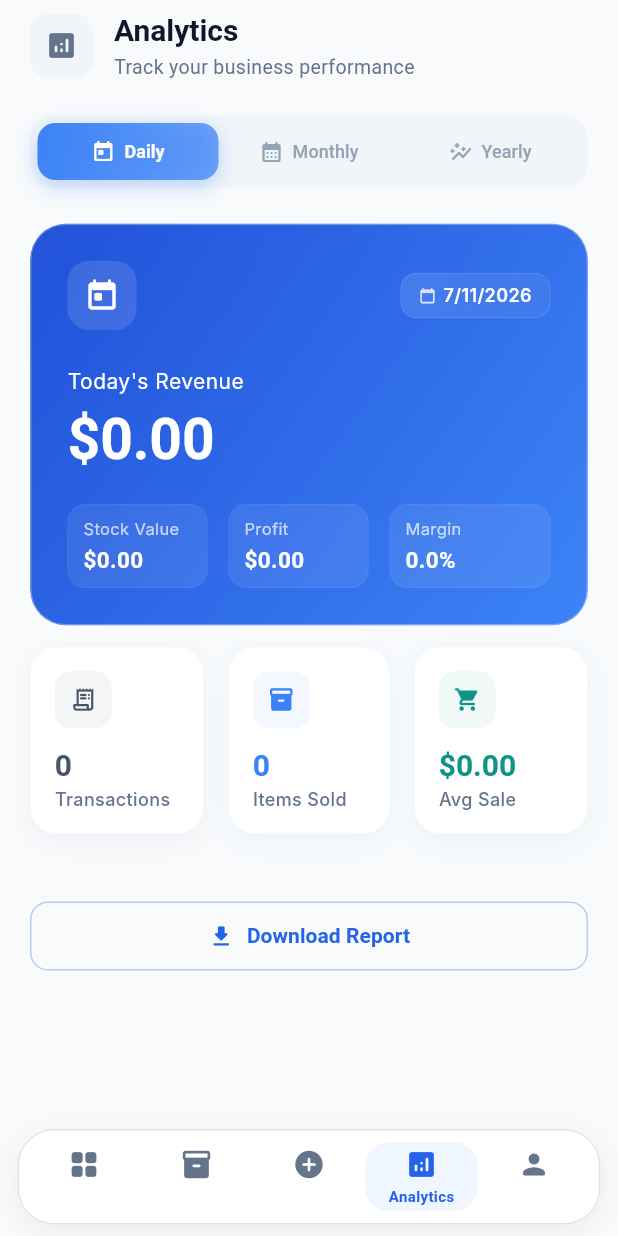
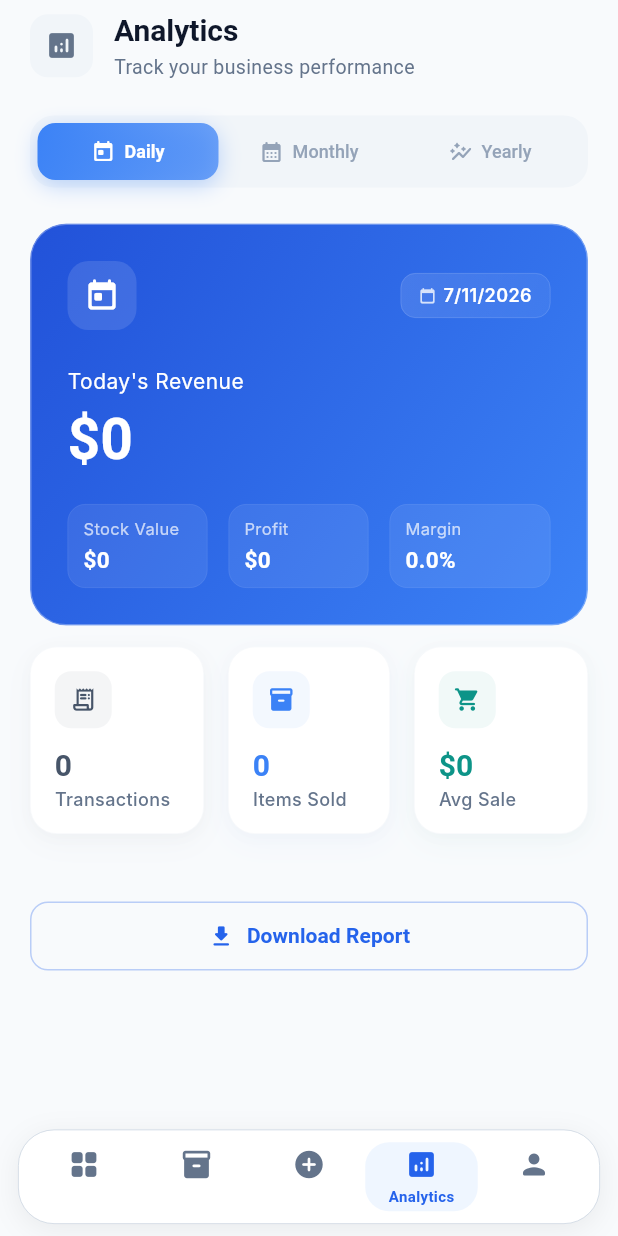
Before and after one commit to Mdarafath07/SmartStock, a Flutter app: the screen it shows after launch, item 4 of the bottom bar chosen, on a phone screen of 412 x 824 dp. Run offline on Flutter 3.47's test engine with Material 3 defaults, Android fonts, the phone set to English and light mode, and no system bars; our stand-ins replace cached_network_image, cloud_firestore, firebase_core, flutter_dotenv, googleapis_auth, image_picker; missing offline and left inert: googleapis, mobile_scanner; accounts and stored records are empty; Roboto replaces fonts that are missing (Hanken Grotesk, Inter).

Commit message:
fix: whole-number currency format, smooth tab animation, date picker inside card

```diff
--- a/lib/core/utils/formatters.dart
+++ b/lib/core/utils/formatters.dart
@@ -4,22 +4,18 @@ class AppFormatters {
   static String formatCurrency(double amount, {String symbol = r'$'}) {
     final isNegative = amount < 0;
     final absAmount = isNegative ? -amount : amount;
-    final parts = absAmount.toStringAsFixed(2).split('.');
-    final intPart = parts[0];
-    final decimalPart = parts[1];
-
+    final rounded = absAmount.round();
+    final str = rounded.toString();
     final buffer = StringBuffer();
     int count = 0;
-    for (int i = intPart.length - 1; i >= 0; i--) {
+    for (int i = str.length - 1; i >= 0; i--) {
       if (count > 0 && count % 3 == 0) {
         buffer.write(',');
       }
-      buffer.write(intPart[i]);
+      buffer.write(str[i]);
       count++;
     }
-
-    final formatted =
-        '$symbol${buffer.toString().split('').reversed.join()}.$decimalPart';
+    final formatted = '$symbol${buffer.toString().split('').reversed.join()}';
     return isNegative ? '-$formatted' : formatted;
   }
 
--- a/lib/core/widgets/modern_app_shell.dart
+++ b/lib/core/widgets/modern_app_shell.dart
@@ -122,30 +122,39 @@ class ModernAppShellState extends State<ModernAppShell>
               children: List.generate(_tabs.length, (i) {
                 final active = _currentIndex == i;
                 return Expanded(
-                  child: Material(
+                  child: TweenAnimationBuilder<double>(
+                    tween: Tween(begin: active ? 1.0 : 0.0, end: active ? 1.0 : 0.0),
+                    duration: const Duration(milliseconds: 350),
+                    curve: Curves.easeOutCubic,
+                    builder: (context, anim, _) {
+                      final iconColor = ColorTween(
+                        begin: AppColors.grey,
+                        end: AppColors.primary,
+                      ).lerp(anim)!;
+                      final bgColor = ColorTween(
+                        begin: Colors.transparent,
+                        end: AppColors.primaryBg,
+                      ).lerp(anim)!;
+                      return Material(
                         color: Colors.transparent,
                         child: InkWell(
                           onTap: () => switchToTab(i),
                           borderRadius: BorderRadius.circular(16),
                           splashColor: AppColors.primary.withAlpha(30),
                           highlightColor: AppColors.primary.withAlpha(15),
-                      child: AnimatedContainer(
-                        duration: const Duration(milliseconds: 250),
-                        curve: Curves.easeOut,
+                          child: Container(
                             padding: const EdgeInsets.symmetric(vertical: 4),
                             decoration: BoxDecoration(
-                          color: active ? AppColors.primaryBg : Colors.transparent,
+                              color: bgColor,
                               borderRadius: BorderRadius.circular(16),
                             ),
                             child: Column(
                               mainAxisSize: MainAxisSize.min,
                               mainAxisAlignment: MainAxisAlignment.center,
                               children: [
-                            Icon(_tabs[i].icon, size: 22,
-                              color: active ? AppColors.primary : AppColors.grey),
-                            AnimatedOpacity(
-                              duration: const Duration(milliseconds: 200),
-                              opacity: active ? 1 : 0,
+                                Icon(_tabs[i].icon, size: 22, color: iconColor),
+                                Opacity(
+                                  opacity: anim,
                                   child: Padding(
                                     padding: const EdgeInsets.only(top: 3),
                                     child: Text(
@@ -153,7 +162,7 @@ class ModernAppShellState extends State<ModernAppShell>
                                       style: TextStyle(
                                         fontSize: 10,
                                         fontWeight: FontWeight.w600,
-                                    color: active ? AppColors.primary : AppColors.grey,
+                                        color: iconColor,
                                       ),
                                     ),
                                   ),
@@ -162,6 +171,8 @@ class ModernAppShellState extends State<ModernAppShell>
                             ),
                           ),
                         ),
+                      );
+                    },
                   ),
                 );
               }),
--- a/lib/features/customers/widgets/customer_info_card.dart
+++ b/lib/features/customers/widgets/customer_info_card.dart
@@ -14,7 +14,7 @@ class CustomerInfoCard extends StatelessWidget {
     final theme = Theme.of(context);
     final dateFormatter = DateFormat('MMM dd, yyyy');
     final symbol = context.watch<SettingsProvider>().currencySymbol;
-    final priceFormatter = NumberFormat.currency(symbol: symbol);
+    final priceFormatter = NumberFormat.currency(symbol: symbol, decimalDigits: 0);
 
     return Card(
       child: Padding(
--- a/lib/features/customers/widgets/purchase_history_table.dart
+++ b/lib/features/customers/widgets/purchase_history_table.dart
@@ -16,7 +16,7 @@ class PurchaseHistoryTable extends StatelessWidget {
     final theme = Theme.of(context);
     final dateFormatter = DateFormat('MMM dd, yyyy');
     final symbol = context.watch<SettingsProvider>().currencySymbol;
-    final priceFormatter = NumberFormat.currency(symbol: symbol);
+    final priceFormatter = NumberFormat.currency(symbol: symbol, decimalDigits: 0);
 
     if (purchases.isEmpty) {
       return Center(
--- a/lib/features/inventory/screens/stock_details_screen.dart
+++ b/lib/features/inventory/screens/stock_details_screen.dart
@@ -54,7 +54,7 @@ class _StockDetailsScreenState extends State<StockDetailsScreen> {
 
   Widget _buildContent(Map<String, dynamic> details) {
     final symbol = context.watch<SettingsProvider>().currencySymbol;
-    final currencyFormat = NumberFormat.currency(symbol: symbol);
+    final currencyFormat = NumberFormat.currency(symbol: symbol, decimalDigits: 0);
     final available = details['available'] as int? ?? 0;
     final sold = details['sold'] as int? ?? 0;
     final defective = details['defective'] as int? ?? 0;
--- a/lib/features/products/screens/add_product_screen.dart
+++ b/lib/features/products/screens/add_product_screen.dart
@@ -64,7 +64,7 @@ class AddProductScreen extends StatelessWidget {
 
   void _showDuplicateDialog(
       BuildContext context, List<DuplicateSerialInfo> duplicates, String symbol) {
-    final currencyFormat = NumberFormat.currency(symbol: symbol);
+    final currencyFormat = NumberFormat.currency(symbol: symbol, decimalDigits: 0);
     final dateFormat = DateFormat('MMM dd, yyyy');
     showDialog(
       context: context,
--- a/lib/features/products/screens/edit_product_screen.dart
+++ b/lib/features/products/screens/edit_product_screen.dart
@@ -571,7 +571,7 @@ class _EditProductScreenState extends State<EditProductScreen> {
 
   void _showDuplicateDialog(
       BuildContext context, List<DuplicateSerialInfo> duplicates, String symbol) {
-    final currencyFormat = NumberFormat.currency(symbol: symbol);
+    final currencyFormat = NumberFormat.currency(symbol: symbol, decimalDigits: 0);
     final dateFormat = DateFormat('MMM dd, yyyy');
     showDialog(
       context: context,
--- a/lib/features/products/screens/product_details_screen.dart
+++ b/lib/features/products/screens/product_details_screen.dart
@@ -161,7 +161,7 @@ class _ProductDetailsScreenState extends State<ProductDetailsScreen> {
 
   Widget _buildContent(Product product, bool isDark) {
     final symbol = context.watch<SettingsProvider>().currencySymbol;
-    final currencyFormat = NumberFormat.currency(symbol: symbol);
+    final currencyFormat = NumberFormat.currency(symbol: symbol, decimalDigits: 0);
     final dateFormat = DateFormat('MMM dd, yyyy');
     final stockStatus = _getStockStatus(product.availableQuantity);
     final stockColor = _getStockColor(stockStatus);
--- a/lib/features/reports/screens/analytics_screen.dart
+++ b/lib/features/reports/screens/analytics_screen.dart
@@ -323,8 +323,13 @@ class _AnalyticsScreenState extends State<AnalyticsScreen> {
 
     return Column(
       children: [
-        _PickerRow(
-          label: '${_months[_month - 1]} $_year',
+        _HeroCard(
+          colors: _heroColors,
+          accent: _heroAccent,
+          icon: Icons.calendar_month_rounded,
+          badge: _months[_month - 1],
+          label: 'Monthly Revenue',
+          amount: AppFormatters.formatCurrency(r?.totalSales ?? 0, symbol: symbol),
           onPrev: () {
             setState(() {
               if (_month == 1) { _month = 12; _year--; }
@@ -339,15 +344,6 @@ class _AnalyticsScreenState extends State<AnalyticsScreen> {
             });
             context.read<ReportProvider>().loadMonthlyReportFor(_year, _month);
           },
-        ),
-        const SizedBox(height: 16),
-        _HeroCard(
-          colors: _heroColors,
-          accent: _heroAccent,
-          icon: Icons.calendar_month_rounded,
-          badge: _months[_month - 1],
-          label: 'Monthly Revenue',
-          amount: AppFormatters.formatCurrency(r?.totalSales ?? 0, symbol: symbol),
           stats: [
             _StatData(label: 'Stock Value', value: AppFormatters.formatCurrency(stockValue, symbol: symbol)),
             _StatData(label: 'Profit', value: AppFormatters.formatCurrency(r?.totalProfit ?? 0, symbol: symbol)),
@@ -376,8 +372,13 @@ class _AnalyticsScreenState extends State<AnalyticsScreen> {
 
     return Column(
       children: [
-        _PickerRow(
-          label: '${provider.selectedYear}',
+        _HeroCard(
+          colors: _heroColors,
+          accent: _heroAccent,
+          icon: Icons.auto_graph_rounded,
+          badge: '${provider.selectedYear}',
+          label: 'Yearly Revenue',
+          amount: AppFormatters.formatCurrency(totalSales, symbol: symbol),
           onPrev: () {
             final ny = provider.selectedYear - 1;
             provider.setSelectedYear(ny);
@@ -388,15 +389,6 @@ class _AnalyticsScreenState extends State<AnalyticsScreen> {
             provider.setSelectedYear(ny);
             provider.loadYearlyReport(year: ny);
           },
-        ),
-        const SizedBox(height: 16),
-        _HeroCard(
-          colors: _heroColors,
-          accent: _heroAccent,
-          icon: Icons.auto_graph_rounded,
-          badge: '${provider.selectedYear}',
-          label: 'Yearly Revenue',
-          amount: AppFormatters.formatCurrency(totalSales, symbol: symbol),
           stats: [
             _StatData(label: 'Stock Value', value: AppFormatters.formatCurrency(stockValue, symbol: symbol)),
             _StatData(label: 'Profit', value: AppFormatters.formatCurrency(totalProfit, symbol: symbol)),
@@ -690,6 +682,8 @@ class _HeroCard extends StatefulWidget {
   final String label;
   final String amount;
   final List<_StatData> stats;
+  final VoidCallback? onPrev;
+  final VoidCallback? onNext;
 
   const _HeroCard({
     required this.colors,
@@ -699,6 +693,8 @@ class _HeroCard extends StatefulWidget {
     required this.label,
     required this.amount,
     required this.stats,
+    this.onPrev,
+    this.onNext,
   });
 
   @override
@@ -777,7 +773,7 @@ class _HeroCardState extends State<_HeroCard>
                           ),
                           const Spacer(),
                           Container(
-                            padding: const EdgeInsets.symmetric(horizontal: 12, vertical: 6),
+                            padding: EdgeInsets.symmetric(horizontal: widget.onPrev != null ? 4 : 12, vertical: 6),
                             decoration: BoxDecoration(
                               gradient: LinearGradient(
                                 colors: [
@@ -792,11 +788,27 @@ class _HeroCardState extends State<_HeroCard>
                             child: Row(
                               mainAxisSize: MainAxisSize.min,
                               children: [
+                                if (widget.onPrev != null)
+                                  GestureDetector(
+                                    onTap: widget.onPrev,
+                                    child: Padding(
+                                      padding: const EdgeInsets.symmetric(horizontal: 4),
+                                      child: Icon(Icons.chevron_left_rounded, size: 18, color: Colors.white.withAlpha(200)),
+                                    ),
+                                  ),
                                 Icon(Icons.calendar_today_rounded, size: 11, color: Colors.white.withAlpha(200)),
                                 const SizedBox(width: 5),
                                 Text(widget.badge,
                                     style: const TextStyle(
                                         fontFamily: 'Inter', fontSize: 12, color: Colors.white, fontWeight: FontWeight.w600)),
+                                if (widget.onNext != null)
+                                  GestureDetector(
+                                    onTap: widget.onNext,
+                                    child: Padding(
+                                      padding: const EdgeInsets.symmetric(horizontal: 4),
+                                      child: Icon(Icons.chevron_right_rounded, size: 18, color: Colors.white.withAlpha(200)),
+                                    ),
+                                  ),
                               ],
                             ),
                           ),
@@ -948,51 +960,6 @@ class _StatCard extends StatelessWidget {
   }
 }
 
-class _PickerRow extends StatelessWidget {
-  final String label;
-  final VoidCallback onPrev;
-  final VoidCallback onNext;
-  const _PickerRow({required this.label, required this.onPrev, required this.onNext});
-
-  @override
-  Widget build(BuildContext context) {
-    return Row(
-      mainAxisAlignment: MainAxisAlignment.center,
-      children: [
-        _ArrowBtn(icon: Icons.chevron_left_rounded, onTap: onPrev),
-        const SizedBox(width: 14),
-        Text(label,
-            style: const TextStyle(
-                fontFamily: 'Inter', fontSize: 16, fontWeight: FontWeight.w600, color: Color(0xFF0F172A))),
-        const SizedBox(width: 14),
-        _ArrowBtn(icon: Icons.chevron_right_rounded, onTap: onNext),
-      ],
-    );
-  }
-}
-
-class _ArrowBtn extends StatelessWidget {
-  final IconData icon;
-  final VoidCallback onTap;
-  const _ArrowBtn({required this.icon, required this.onTap});
-
-  @override
-  Widget build(BuildContext context) {
-    return GestureDetector(
-      onTap: onTap,
-      child: Container(
-        width: 38, height: 38,
-        decoration: BoxDecoration(
-          color: const Color(0xFFF8FAFC),
-          borderRadius: BorderRadius.circular(11),
-          border: Border.all(color: const Color(0xFFE2E8F0), width: 1),
-        ),
-        child: Icon(icon, size: 20, color: const Color(0xFF64748B)),
-      ),
-    );
-  }
-}
-
 class _SectionCard extends StatelessWidget {
   final IconData icon;
   final Color iconColor;
--- a/lib/features/sales/screens/sale_details_screen.dart
+++ b/lib/features/sales/screens/sale_details_screen.dart
@@ -36,7 +36,7 @@ class _SaleDetailsScreenState extends State<SaleDetailsScreen> {
     final saleProvider = context.watch<SaleProvider>();
     final sale = saleProvider.selectedSale;
     final symbol = context.watch<SettingsProvider>().currencySymbol;
-    final priceFormatter = NumberFormat.currency(symbol: symbol);
+    final priceFormatter = NumberFormat.currency(symbol: symbol, decimalDigits: 0);
     final dateFormatter = DateFormat('MMM dd, yyyy');
     final timeFormatter = DateFormat('hh:mm a');
 
--- a/lib/features/sales/screens/sales_history_screen.dart
+++ b/lib/features/sales/screens/sales_history_screen.dart
@@ -118,7 +118,7 @@ class _SalesHistoryScreenState extends State<SalesHistoryScreen> {
     }
 
     final symbol = context.watch<SettingsProvider>().currencySymbol;
-    final currencyFormat = NumberFormat.currency(symbol: symbol);
+    final currencyFormat = NumberFormat.currency(symbol: symbol, decimalDigits: 0);
     final dateFormat = DateFormat('MMM dd, yyyy');
 
     final filteredSales = _searchQuery.isEmpty
--- a/lib/features/sales/widgets/sale_card.dart
+++ b/lib/features/sales/widgets/sale_card.dart
@@ -17,7 +17,7 @@ class SaleCard extends StatelessWidget {
     final theme = Theme.of(context);
     final timeFormatter = DateFormat('hh:mm a');
     final symbol = context.watch<SettingsProvider>().currencySymbol;
-    final priceFormatter = NumberFormat.currency(symbol: symbol);
+    final priceFormatter = NumberFormat.currency(symbol: symbol, decimalDigits: 0);
     final profitColor = sale.profit >= 0 ? Colors.green : Colors.red;
 
     return Card(
--- a/lib/features/sales/widgets/sales_summary_header.dart
+++ b/lib/features/sales/widgets/sales_summary_header.dart
@@ -19,7 +19,7 @@ class SalesSummaryHeader extends StatelessWidget {
   Widget build(BuildContext context) {
     final theme = Theme.of(context);
     final symbol = context.watch<SettingsProvider>().currencySymbol;
-    final formatter = NumberFormat.currency(symbol: symbol);
+    final formatter = NumberFormat.currency(symbol: symbol, decimalDigits: 0);
 
     return Card(
       child: Container(
--- a/lib/features/warranty/screens/warranty_details_screen.dart
+++ b/lib/features/warranty/screens/warranty_details_screen.dart
@@ -519,7 +519,7 @@ class _WarrantyDetailsScreenState extends State<WarrantyDetailsScreen> {
 
   Widget _buildSaleSection(Warranty warranty, bool isDark) {
     final symbol = context.watch<SettingsProvider>().currencySymbol;
-    final currencyFormat = NumberFormat.currency(symbol: symbol);
+    final currencyFormat = NumberFormat.currency(symbol: symbol, decimalDigits: 0);
     return ModernCard(
       child: Column(
         crossAxisAlignment: CrossAxisAlignment.start,
```
Also changed, not shown: lib/core/utils/date_utils.dart (+8 -8 lines). Lines whose indentation alone changed are shown as unchanged.
